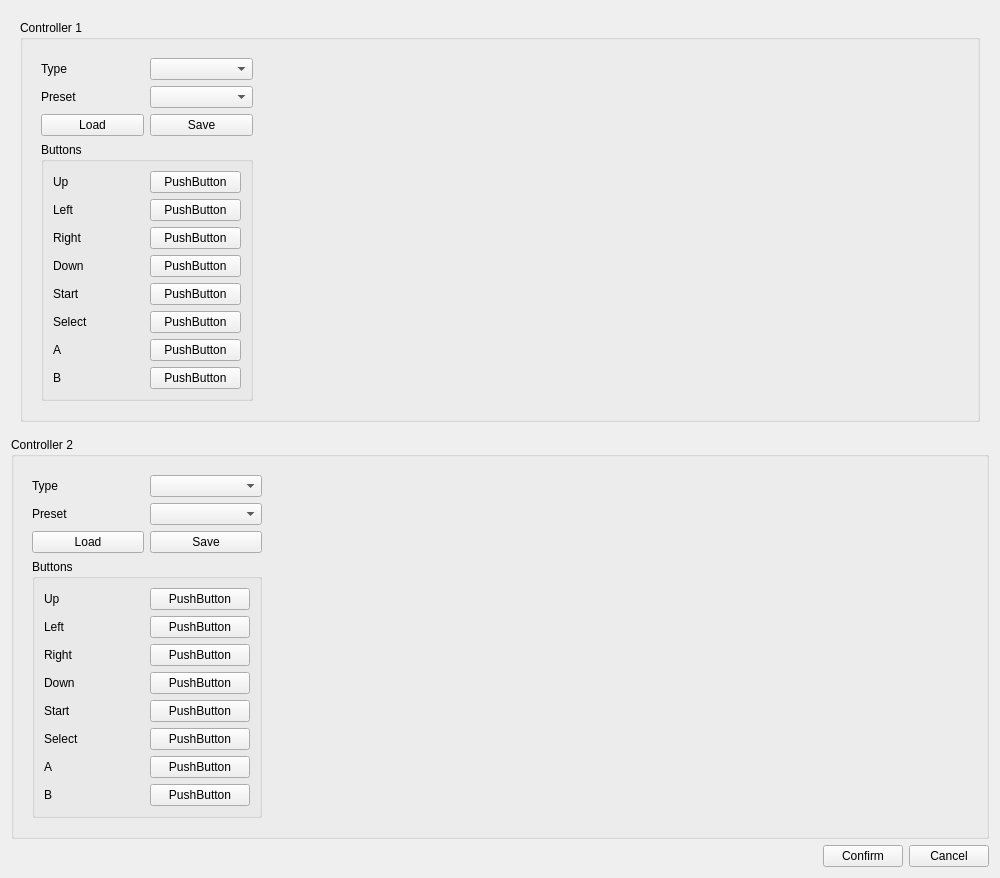
First picture: the form in gui/controllerinput.ui, repository wfriedlander/nes_emu, before the edit.
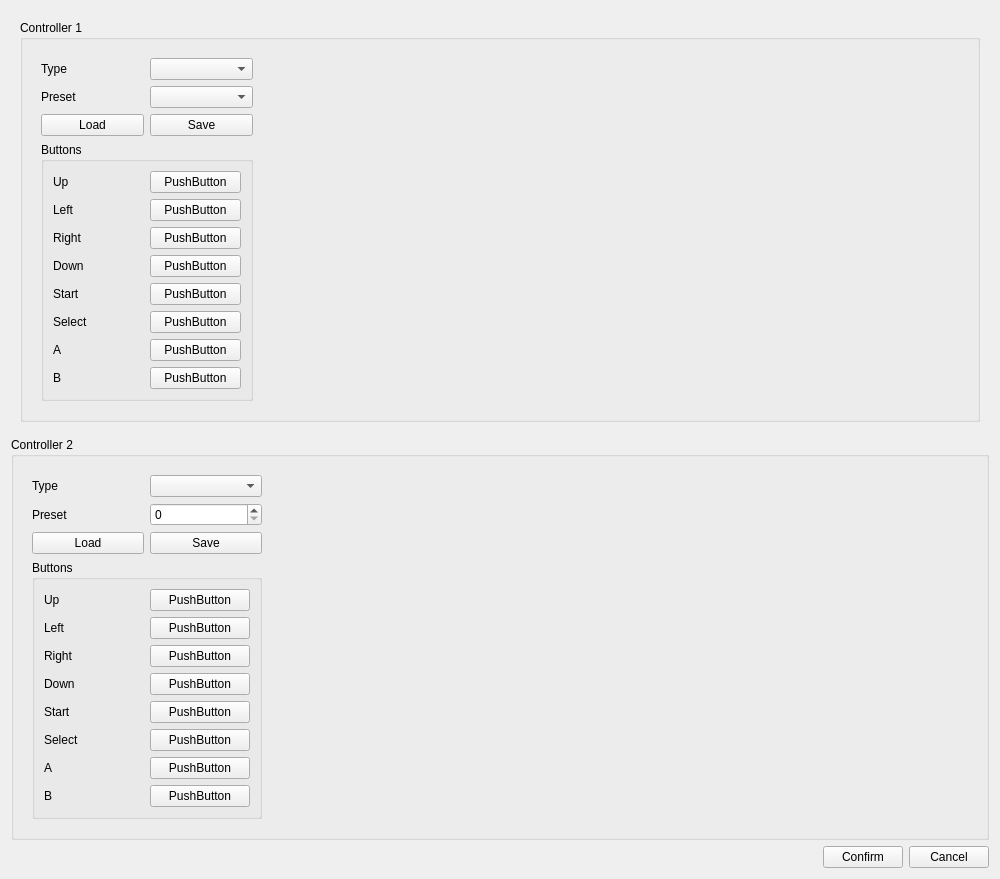
Second picture: the form after the edit. Custom widgets are drawn as their Qt base class.

Patch:
```diff
--- a/gui/controllerinput.ui
+++ b/gui/controllerinput.ui
@@ -266,7 +266,7 @@
             </widget>
            </item>
            <item>
-            <widget class="QComboBox" name="comboBox_4"/>
+            <widget class="QSpinBox" name="spinBox"/>
            </item>
           </layout>
          </item>
```
Left out of the diff: 2 changed lines with no effect on the pictures.
